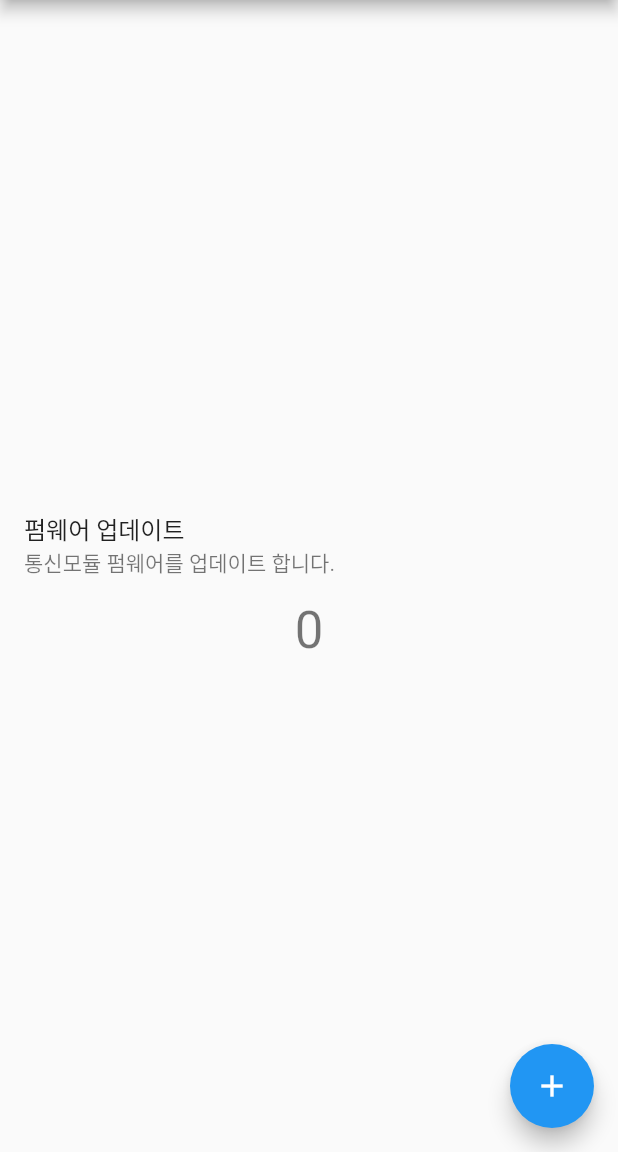
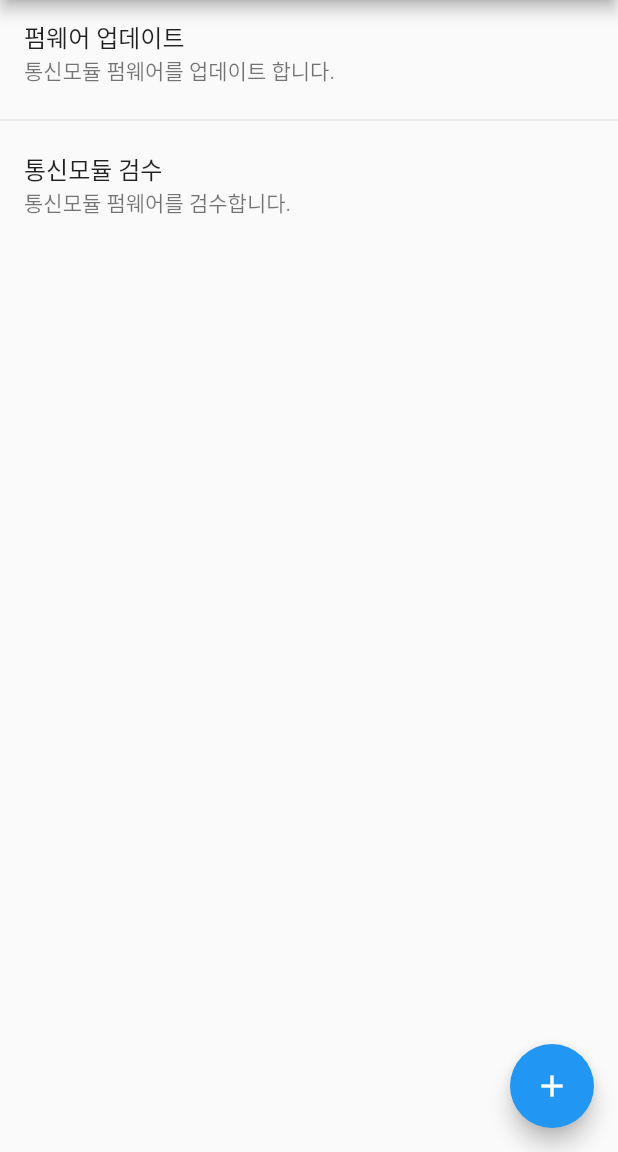
Before and after one commit to Angel-Robotics/angel_legs_m_ap_tool, a Flutter app: the screen it shows after launch, on a phone screen of 412 x 824 dp, the part 84-1236 px from its top. Run offline on Flutter 3.47's test engine with Material 2 defaults, Android fonts, the phone set to English and light mode, and no system bars; our stand-ins replace permission_handler.

Commit message:
Update main.dart

```diff
--- a/lib/main.dart
+++ b/lib/main.dart
@@ -1,4 +1,5 @@
 import 'package:flutter/material.dart';
+import 'package:permission_handler/permission_handler.dart';
 
 void main() {
   runApp(MyApp());
@@ -36,6 +37,20 @@ class _MyHomePageState extends State<MyHomePage> {
     });
   }
 
+  Future requestAppPermission() async {
+    Map<Permission, PermissionStatus> statuses = await [
+      Permission.location,
+      Permission.storage,
+    ].request();
+  }
+
+  @override
+  void initState() {
+    // TODO: implement initState
+    super.initState();
+    requestAppPermission();
+  }
+
   @override
   Widget build(BuildContext context) {
     return Scaffold(
@@ -44,15 +59,17 @@ class _MyHomePageState extends State<MyHomePage> {
       ),
       body: Center(
         child: Column(
-          mainAxisAlignment: MainAxisAlignment.center,
+          mainAxisAlignment: MainAxisAlignment.start,
+          crossAxisAlignment: CrossAxisAlignment.start,
           children: <Widget>[
-           ListTile(
-             title: Text("펌웨어 업데이트"),
-             subtitle: Text("통신모듈 펌웨어를 업데이트 합니다."),
-           ),
-              Text(
-                '$_counter',
-                style: Theme.of(context).textTheme.headline4,
+            ListTile(
+              title: Text("펌웨어 업데이트"),
+              subtitle: Text("통신모듈 펌웨어를 업데이트 합니다."),
+            ),
+            Divider(),
+            ListTile(
+              title: Text("통신모듈 검수"),
+              subtitle: Text("통신모듈 펌웨어를 검수합니다."),
             ),
           ],
         ),
```
